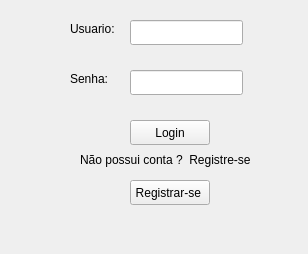
This is Gui.ui in Edresson/UTFBox as Qt 5 draws it before an edit. The edited form follows.
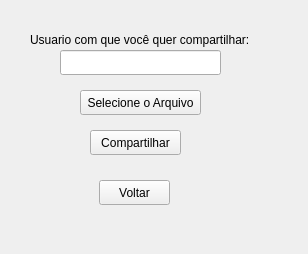
This is the edited form. The open tabs and pages were chosen to show the change.

Commit message: add compartilhamento de arquivos

The edit to the form file:
```diff
--- a/Gui.ui
+++ b/Gui.ui
@@ -237,6 +237,83 @@
       </property>
      </widget>
     </widget>
+    <widget class="QWidget" name="page_2">
+     <widget class="QPushButton" name="bt_compartilhar">
+      <property name="geometry">
+       <rect>
+        <x>80</x>
+        <y>130</y>
+        <width>91</width>
+        <height>25</height>
+       </rect>
+      </property>
+      <property name="text">
+       <string>Compartilhar</string>
+      </property>
+     </widget>
+     <widget class="QLineEdit" name="usuarioacomp">
+      <property name="geometry">
+       <rect>
+        <x>50</x>
+        <y>50</y>
+        <width>161</width>
+        <height>25</height>
+       </rect>
+      </property>
+     </widget>
+     <widget class="QLabel" name="label_4">
+      <property name="geometry">
+       <rect>
+        <x>20</x>
+        <y>30</y>
+        <width>271</width>
+        <height>20</height>
+       </rect>
+      </property>
+      <property name="text">
+       <string>Usuario com que você quer compartilhar:</string>
+      </property>
+     </widget>
+     <widget class="QPushButton" name="bt_selefile">
+      <property name="geometry">
+       <rect>
+        <x>70</x>
+        <y>90</y>
+        <width>121</width>
+        <height>25</height>
+       </rect>
+      </property>
+      <property name="text">
+       <string>Selecione o Arquivo</string>
+      </property>
+     </widget>
+     <widget class="QPushButton" name="bt_voltar">
+      <property name="geometry">
+       <rect>
+        <x>89</x>
+        <y>180</y>
+        <width>71</width>
+        <height>25</height>
+       </rect>
+      </property>
+      <property name="text">
+       <string>Voltar</string>
+      </property>
+     </widget>
+    </widget>
+   </widget>
+   <widget class="QLabel" name="label_warning">
+    <property name="geometry">
+     <rect>
+      <x>20</x>
+      <y>220</y>
+      <width>271</width>
+      <height>20</height>
+     </rect>
+    </property>
+    <property name="text">
+     <string/>
+    </property>
    </widget>
   </widget>
  </widget>
```
Left out of the diff: 17 changed lines with no effect on the pictures. The commit also changes 6 other files.
